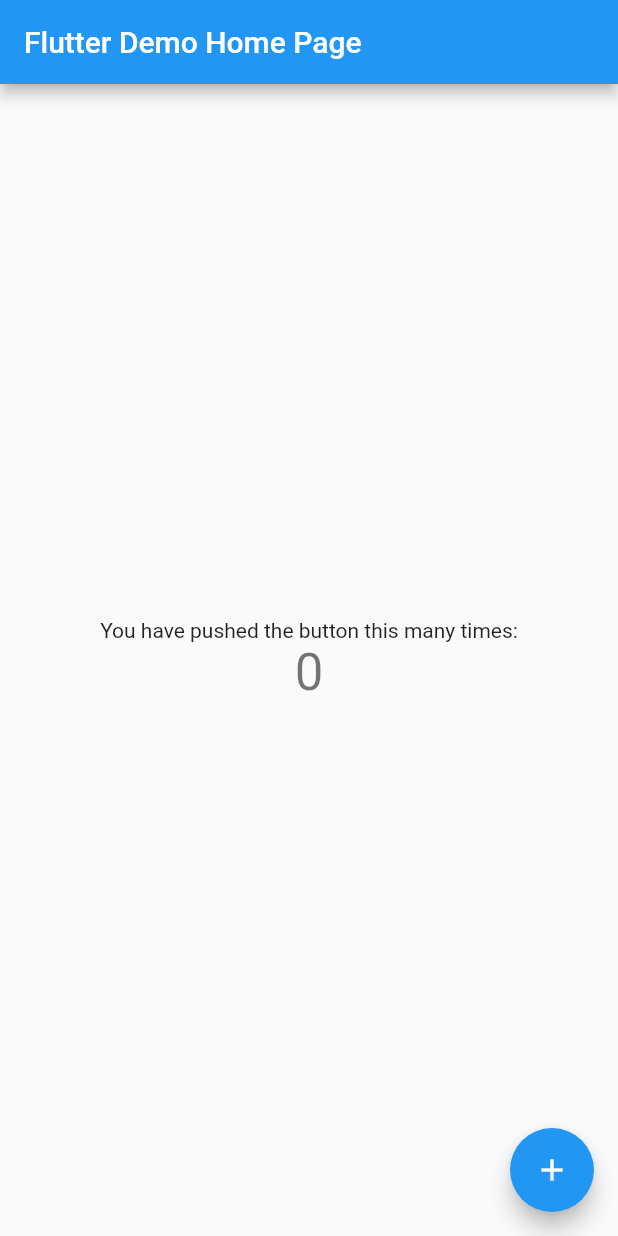
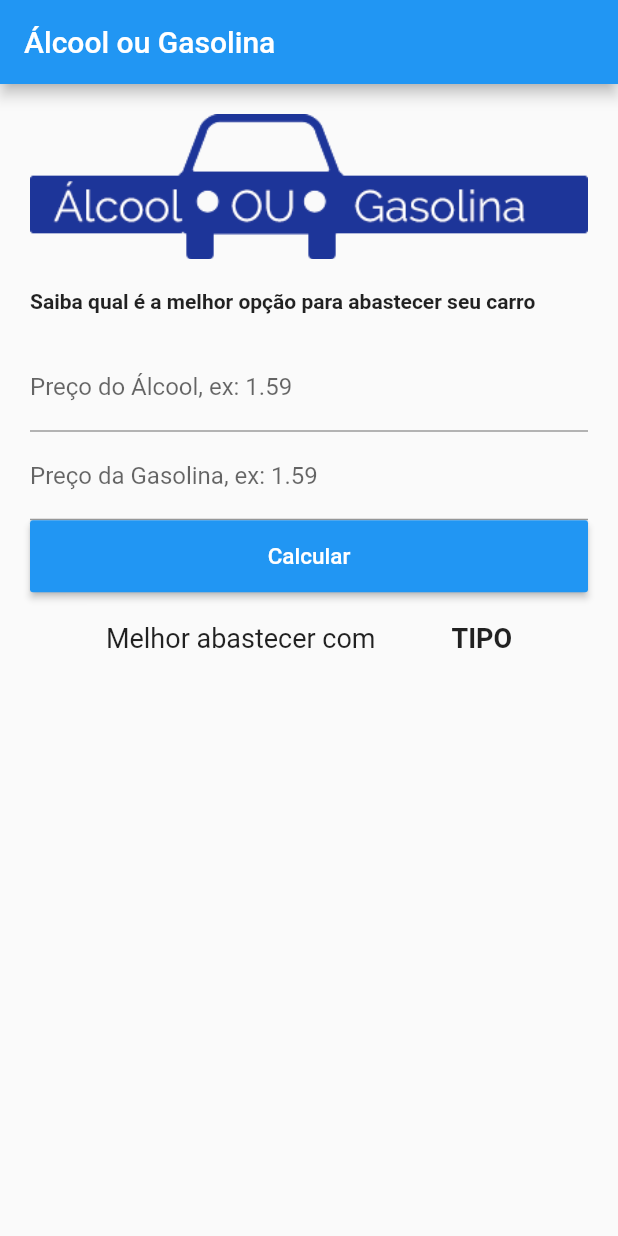
Before and after one commit to moreirapontocom/flutter-alcoo-gasolina, a Flutter app: the screen it shows after launch, on a phone screen of 412 x 824 dp. Run offline on Flutter 3.47's test engine with Material 2 defaults, Android fonts, the phone set to English and light mode, and no system bars.

Commit message:
App layout

```diff
--- /dev/null
+++ b/lib/calculadora.dart
@@ -0,0 +1,87 @@
+import 'package:flutter/material.dart';
+
+class Calculadora extends StatefulWidget {
+  @override
+  _CalculadoraState createState() => _CalculadoraState();
+}
+
+class _CalculadoraState extends State<Calculadora> {
+
+  TextEditingController _controllerAlcool = TextEditingController();
+  TextEditingController _controllerGasolina = TextEditingController();
+
+  @override
+  Widget build(BuildContext context) {
+    return Scaffold(
+      appBar: AppBar(
+        title: Text("Álcool ou Gasolina"),
+        backgroundColor: Colors.blue,
+      ),
+      body: SingleChildScrollView(
+        child: Container(
+          padding: EdgeInsets.all(20),
+          width: double.infinity,
+          child: Column(
+            mainAxisAlignment: MainAxisAlignment.spaceEvenly,
+            crossAxisAlignment: CrossAxisAlignment.stretch,
+            children: <Widget>[
+              Image.asset("images/logo.png"),
+              Padding(
+                padding: EdgeInsets.only(top: 20, bottom: 20),
+                child: Text(
+                  "Saiba qual é a melhor opção para abastecer seu carro",
+                  style: TextStyle(
+                    fontWeight: FontWeight.bold
+                  ),
+                ),
+              ),
+              TextField(
+                keyboardType: TextInputType.number,
+                decoration: InputDecoration(
+                  labelText: "Preço do Álcool, ex: 1.59"
+                ),
+                controller: _controllerAlcool,
+              ),
+              TextField(
+                keyboardType: TextInputType.number,
+                decoration: InputDecoration(
+                  labelText: "Preço da Gasolina, ex: 1.59"
+                ),
+                controller: _controllerGasolina,
+              ),
+              RaisedButton(
+                color: Colors.blue,
+                padding: EdgeInsets.all(15),
+                child: Text(
+                  "Calcular",
+                  style: TextStyle(color: Colors.white, fontSize: 15),
+                ),
+                onPressed: () {
+                  print("Clicou no botão");
+                  print("Preço álcool: " + _controllerAlcool.text);
+                  print("Preço gasolina: " + _controllerGasolina.text);
+                },
+              ),
+              Padding(
+                padding: EdgeInsets.only(top: 20),
+                child: Row(
+                  mainAxisAlignment: MainAxisAlignment.spaceEvenly,
+                  children: <Widget>[
+                    Text(
+                      "Melhor abastecer com",
+                      style: TextStyle(fontWeight: FontWeight.normal, fontSize: 18),
+                    ),
+                    Text(
+                      "TIPO",
+                      style: TextStyle(fontWeight: FontWeight.bold, fontSize: 18)
+                    )
+                  ],
+                ),
+              ),
+            ],
+          ),
+        ),
+      ),
+    );
+  }
+}
--- a/lib/main.dart
+++ b/lib/main.dart
@@ -1,111 +1,9 @@
+import 'package:alcoolgasolina/calculadora.dart';
 import 'package:flutter/material.dart';
 
-void main() => runApp(MyApp());
-
-class MyApp extends StatelessWidget {
-  // This widget is the root of your application.
-  @override
-  Widget build(BuildContext context) {
-    return MaterialApp(
-      title: 'Flutter Demo',
-      theme: ThemeData(
-        // This is the theme of your application.
-        //
-        // Try running your application with "flutter run". You'll see the
-        // application has a blue toolbar. Then, without quitting the app, try
-        // changing the primarySwatch below to Colors.green and then invoke
-        // "hot reload" (press "r" in the console where you ran "flutter run",
-        // or simply save your changes to "hot reload" in a Flutter IDE).
-        // Notice that the counter didn't reset back to zero; the application
-        // is not restarted.
-        primarySwatch: Colors.blue,
-      ),
-      home: MyHomePage(title: 'Flutter Demo Home Page'),
-    );
-  }
+void main() {
+  runApp(MaterialApp(
+    title: "Álcool ou Gasolina",
+    home: Calculadora()
+  ));
 }
-
-class MyHomePage extends StatefulWidget {
-  MyHomePage({Key key, this.title}) : super(key: key);
-
-  // This widget is the home page of your application. It is stateful, meaning
-  // that it has a State object (defined below) that contains fields that affect
-  // how it looks.
-
-  // This class is the configuration for the state. It holds the values (in this
-  // case the title) provided by the parent (in this case the App widget) and
-  // used by the build method of the State. Fields in a Widget subclass are
-  // always marked "final".
-
-  final String title;
-
-  @override
-  _MyHomePageState createState() => _MyHomePageState();
-}
-
-class _MyHomePageState extends State<MyHomePage> {
-  int _counter = 0;
-
-  void _incrementCounter() {
-    setState(() {
-      // This call to setState tells the Flutter framework that something has
-      // changed in this State, which causes it to rerun the build method below
-      // so that the display can reflect the updated values. If we changed
-      // _counter without calling setState(), then the build method would not be
-      // called again, and so nothing would appear to happen.
-      _counter++;
-    });
-  }
-
-  @override
-  Widget build(BuildContext context) {
-    // This method is rerun every time setState is called, for instance as done
-    // by the _incrementCounter method above.
-    //
-    // The Flutter framework has been optimized to make rerunning build methods
-    // fast, so that you can just rebuild anything that needs updating rather
-    // than having to individually change instances of widgets.
-    return Scaffold(
-      appBar: AppBar(
-        // Here we take the value from the MyHomePage object that was created by
-        // the App.build method, and use it to set our appbar title.
-        title: Text(widget.title),
-      ),
-      body: Center(
-        // Center is a layout widget. It takes a single child and positions it
-        // in the middle of the parent.
-        child: Column(
-          // Column is also a layout widget. It takes a list of children and
-          // arranges them vertically. By default, it sizes itself to fit its
-          // children horizontally, and tries to be as tall as its parent.
-          //
-          // Invoke "debug painting" (press "p" in the console, choose the
-          // "Toggle Debug Paint" action from the Flutter Inspector in Android
-          // Studio, or the "Toggle Debug Paint" command in Visual Studio Code)
-          // to see the wireframe for each widget.
-          //
-          // Column has various properties to control how it sizes itself and
-          // how it positions its children. Here we use mainAxisAlignment to
-          // center the children vertically; the main axis here is the vertical
-          // axis because Columns are vertical (the cross axis would be
-          // horizontal).
-          mainAxisAlignment: MainAxisAlignment.center,
-          children: <Widget>[
-            Text(
-              'You have pushed the button this many times:',
-            ),
-            Text(
-              '$_counter',
-              style: Theme.of(context).textTheme.display1,
-            ),
-          ],
-        ),
-      ),
-      floatingActionButton: FloatingActionButton(
-        onPressed: _incrementCounter,
-        tooltip: 'Increment',
-        child: Icon(Icons.add),
-      ), // This trailing comma makes auto-formatting nicer for build methods.
-    );
-  }
-}
--- a/pubspec.yaml
+++ b/pubspec.yaml
@@ -44,6 +44,8 @@ flutter:
   # assets:
   #  - images/a_dot_burr.jpeg
   #  - images/a_dot_ham.jpeg
+  assets:
+    - images/logo.png
 
   # An image asset can refer to one or more resolution-specific "variants", see
   # https://flutter.dev/assets-and-images/#resolution-aware.
```
Also changed, not shown: images/logo.png (added), 1 other file.
